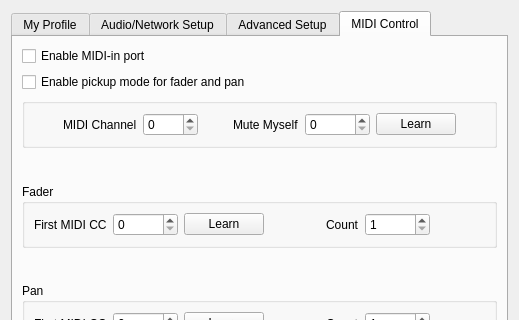
Above: src/clientsettingsdlgbase.ui from ignotus666/jamulus before the change; both pictures show x 0 to 519 and y 0 to 320 of the 519 by 569 pixel window. Below: the same form after it.
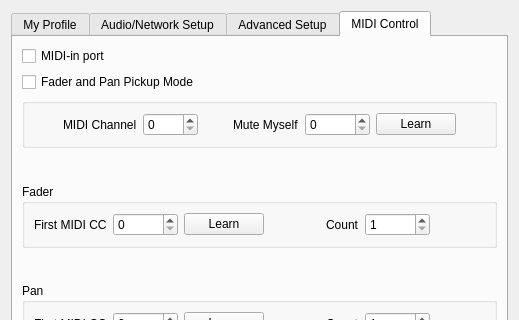
That is the form after the change. Icons and pictures are not drawn. Custom widgets are drawn as their Qt base class.

What changed in the file:
```diff
--- a/src/clientsettingsdlgbase.ui
+++ b/src/clientsettingsdlgbase.ui
@@ -1344,7 +1344,7 @@
        <item>
         <widget class="QCheckBox" name="chbUseMIDIController">
          <property name="text">
-          <string>Enable MIDI-in port</string>
+          <string>MIDI-in port</string>
          </property>
         </widget>
        </item>
@@ -1354,7 +1354,7 @@
           <string/>
          </property>
          <property name="text">
-          <string>Enable pickup mode for fader and pan</string>
+          <string>Fader and Pan Pickup Mode</string>
          </property>
         </widget>
        </item>
```
